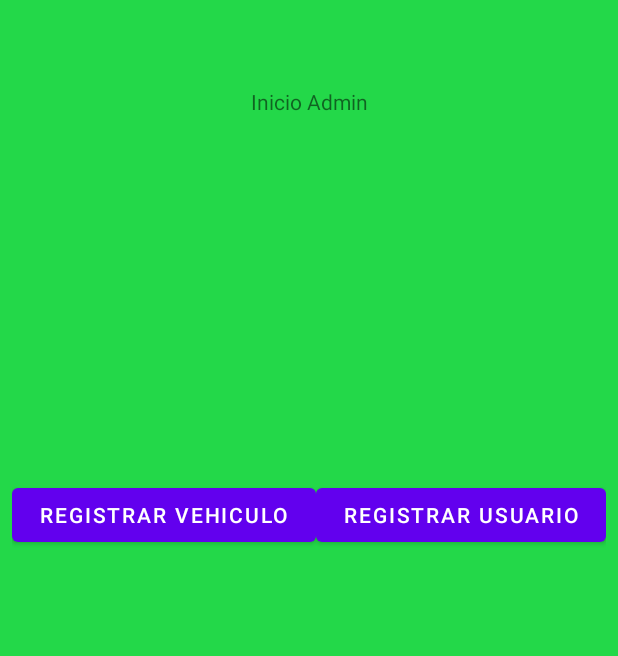
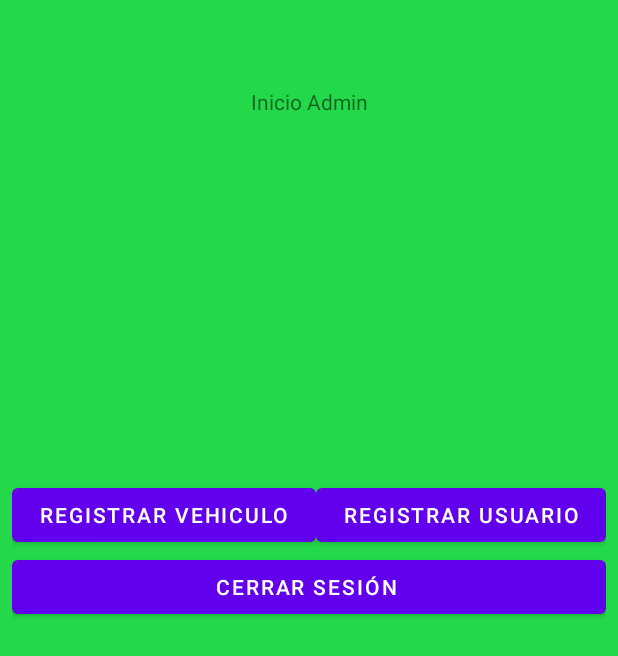
Before and after one commit to Julian26R/SafetyRoadCOL, an Android app: the InicioAdmin screen opened directly, with no data from a screen before it, on a phone screen of 412 x 824 dp. Shown: the top 656 px of the screen. Run offline under Robolectric (Android 15) with nearby library versions, the phone set to English and light mode, and no system bars; our stand-ins replace Firebase (no records; nobody signed in at launch, a user with empty details on screens opened directly); 2 statements that could not run were skipped.

Commit message:
se agrega funcionalidad cierre de sesión usuarios

```diff
--- a/app/src/main/java/com/ean/safetyroadcol/InicioAdmin.kt
+++ b/app/src/main/java/com/ean/safetyroadcol/InicioAdmin.kt
@@ -3,12 +3,19 @@ package com.ean.safetyroadcol
 import android.content.Intent
 import androidx.appcompat.app.AppCompatActivity
 import android.os.Bundle
+import android.view.View
 import android.widget.Button
+import com.google.firebase.auth.FirebaseAuth
+import com.google.firebase.auth.ktx.auth
+import com.google.firebase.ktx.Firebase
 
 class InicioAdmin : AppCompatActivity() {
+    private lateinit var auth: FirebaseAuth;
     override fun onCreate(savedInstanceState: Bundle?) {
         super.onCreate(savedInstanceState)
         setContentView(R.layout.activity_inicio_admin)
+        auth = Firebase.auth
+
         val usuario:String = intent.getStringExtra("USUARIO").toString()
         val perfil:String = intent.getStringExtra("PERFIL").toString()
 
@@ -17,5 +24,14 @@ class InicioAdmin : AppCompatActivity() {
             val intent = Intent(this,RegistrarUsuario::class.java)
             startActivity(intent)
         }
+
+        val boton_cerrarsesion = findViewById<Button>(R.id.BtnCerrarSesion)
+        boton_cerrarsesion.setOnClickListener{
+            auth.signOut()
+            if (auth.currentUser==null){
+                val intent = Intent(this,MainActivity::class.java)
+                startActivity(intent)
+            }
+        }
     }
 }
--- a/app/src/main/res/layout/activity_inicio_admin.xml
+++ b/app/src/main/res/layout/activity_inicio_admin.xml
@@ -50,5 +50,11 @@
                 android:layout_weight="1"
                 android:text="registrar usuario" />
         </LinearLayout>
+
+        <Button
+            android:id="@+id/BtnCerrarSesion"
+            android:layout_width="match_parent"
+            android:layout_height="wrap_content"
+            android:text="Cerrar Sesión " />
     </LinearLayout>
 </androidx.constraintlayout.widget.ConstraintLayout>
```
Also changed, not shown: app/src/main/java/com/ean/safetyroadcol/InicioUser.kt (+17 -0 lines).
